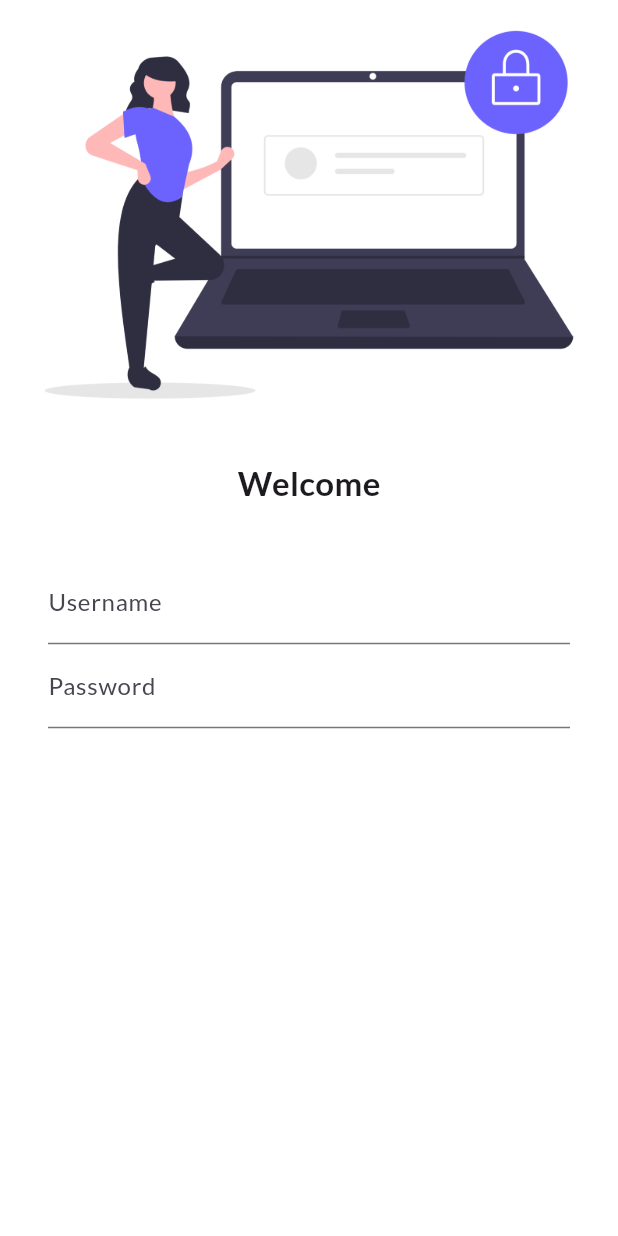
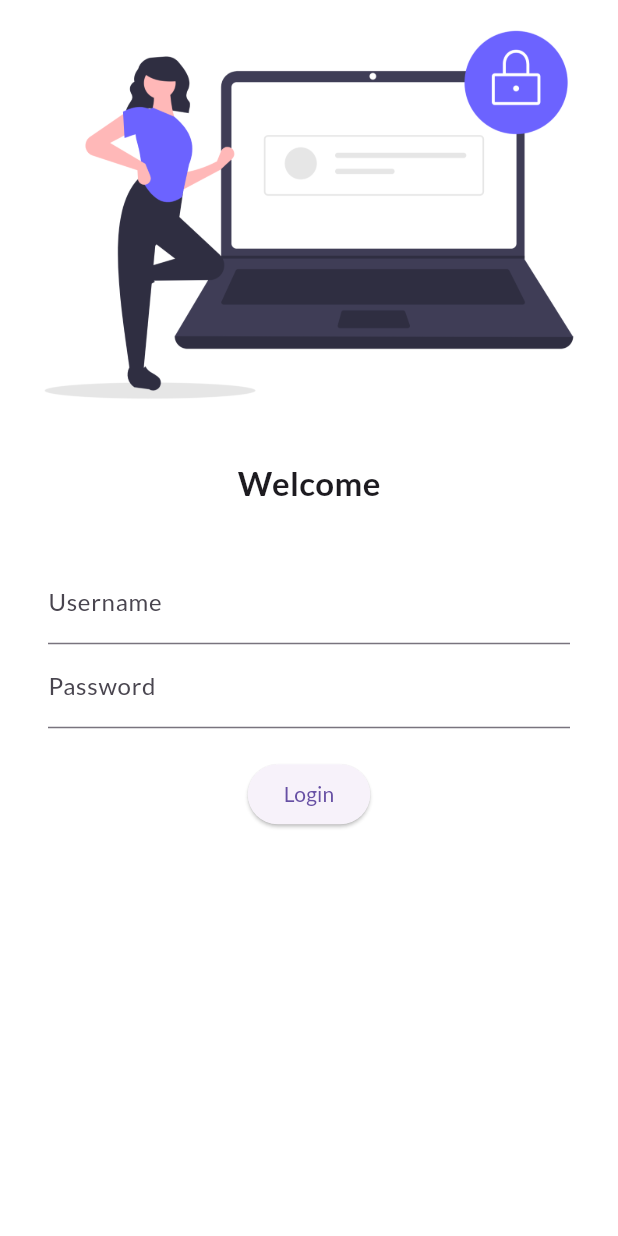
Before and after one commit to KefayetUllah/30DaysOfFlutter, a Flutter app: the screen it shows after launch, on a phone screen of 412 x 824 dp. Run offline on Flutter 3.47's test engine with Material 3 defaults, Android fonts, the phone set to English and light mode, and no system bars; our stand-ins replace google_fonts.

Commit message:
Initial Commit

```diff
--- a/lib/pages/login_page.dart
+++ b/lib/pages/login_page.dart
@@ -28,10 +28,19 @@ class LoginPage extends StatelessWidget {
                   ),
                 ),
                 TextFormField(
+                  obscureText: true,
                   decoration: InputDecoration(
                     hintText: "Enter Password",
                     labelText: "Password",
                   ),
+                ),
+                SizedBox(height: 20.0),
+                ElevatedButton(
+                  onPressed: () {
+                    print("Hi CodeFlick");
+                  },
+                  child: Text("Login"),
+                  style: TextButton.styleFrom(),
                 ),
               ],
             ),
```
